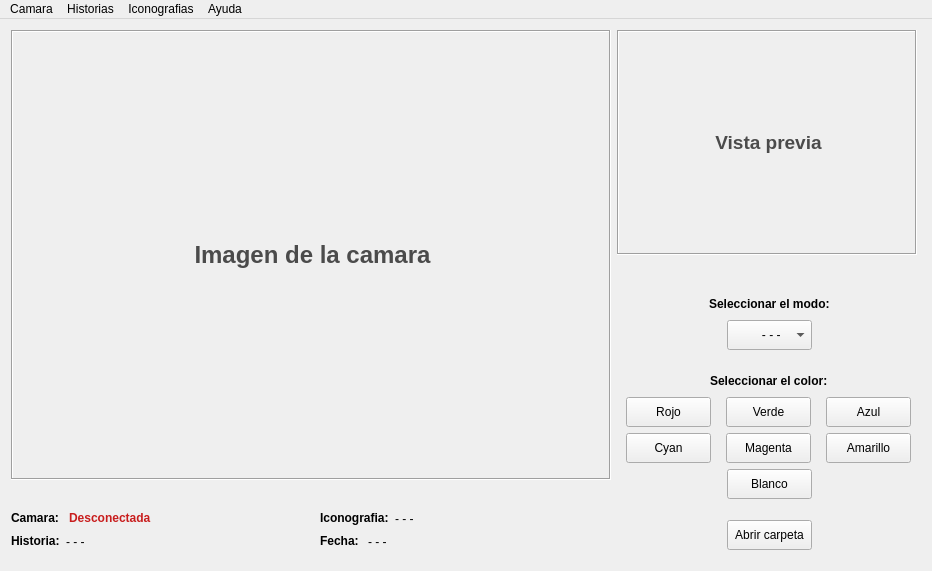
First picture: the form in mainwindow.ui, repository Gabrielnz/pasantia-CIMBUC, before the edit.
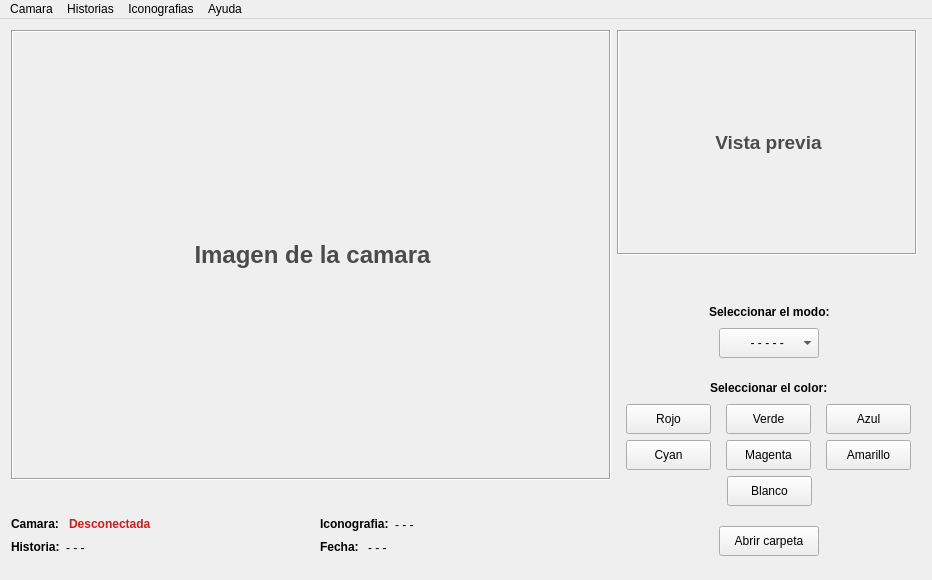
Second picture: the form after the edit.

Patch:
```diff
--- a/mainwindow.ui
+++ b/mainwindow.ui
@@ -7,7 +7,7 @@
     <x>0</x>
     <y>0</y>
     <width>932</width>
-    <height>571</height>
+    <height>580</height>
    </rect>
   </property>
   <property name="windowTitle">
@@ -267,7 +267,7 @@
             <property name="sizeHint" stdset="0">
              <size>
               <width>297</width>
-              <height>15</height>
+              <height>13</height>
              </size>
             </property>
            </spacer>
@@ -330,19 +330,19 @@
                <widget class="QComboBox" name="cBoxModo">
                 <property name="minimumSize">
                  <size>
-                  <width>85</width>
+                  <width>100</width>
                   <height>30</height>
                  </size>
                 </property>
                 <property name="maximumSize">
                  <size>
-                  <width>85</width>
+                  <width>100</width>
                   <height>30</height>
                  </size>
                 </property>
                 <item>
                  <property name="text">
-                  <string>         - - -</string>
+                  <string>        - - - - -</string>
                  </property>
                 </item>
                 <item>
@@ -364,8 +364,8 @@
                 </property>
                 <property name="sizeHint" stdset="0">
                  <size>
-                  <width>20</width>
-                  <height>15</height>
+                  <width>82</width>
+                  <height>13</height>
                  </size>
                 </property>
                </spacer>
@@ -606,8 +606,8 @@
                 </property>
                 <property name="sizeHint" stdset="0">
                  <size>
-                  <width>20</width>
-                  <height>15</height>
+                  <width>82</width>
+                  <height>13</height>
                  </size>
                 </property>
                </spacer>
@@ -651,13 +651,13 @@
               </property>
               <property name="minimumSize">
                <size>
-                <width>85</width>
+                <width>100</width>
                 <height>30</height>
                </size>
               </property>
               <property name="maximumSize">
                <size>
-                <width>85</width>
+                <width>100</width>
                 <height>30</height>
                </size>
               </property>
@@ -696,7 +696,7 @@
         <property name="sizeHint" stdset="0">
          <size>
           <width>20</width>
-          <height>10</height>
+          <height>13</height>
          </size>
         </property>
        </spacer>
```
Left out of the diff: 2 changed lines with no effect on the pictures.
